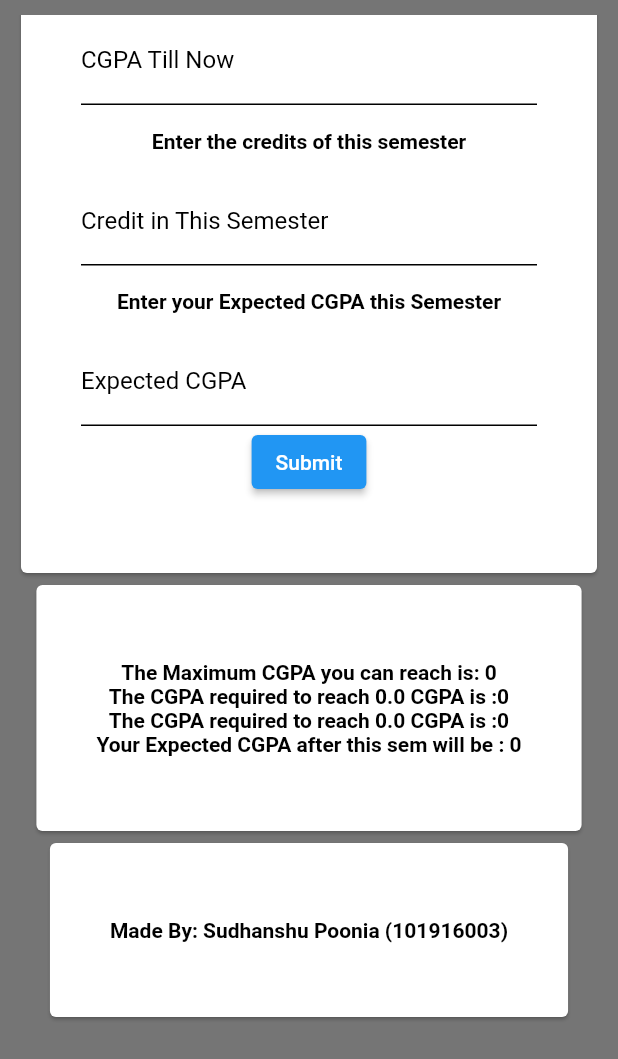
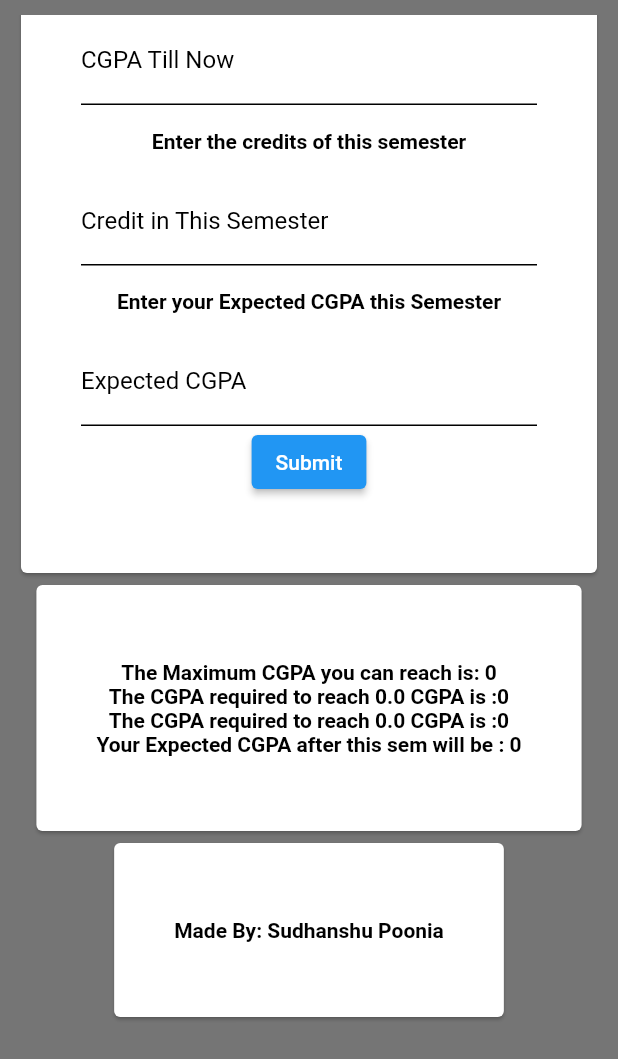
Before and after one commit to sudhnsh/CgpaPredictor, a Flutter app: the screen it shows after launch, scrolled down 340 dp, on a phone screen of 412 x 824 dp. Shown: the top 1059 px of the screen. Run offline on Flutter 3.47's test engine with Material 2 defaults, Android fonts, the phone set to English and light mode, and no system bars.

Commit message:
Add Something

```diff
--- a/lib/main.dart
+++ b/lib/main.dart
@@ -265,7 +265,7 @@ class _MyHomePageState extends State<MyHomePage> {
                       children: <Widget>[
                         RichText(
                           text: TextSpan(
-                            text: 'Made By: Sudhanshu Poonia (101916003)',
+                            text: 'Made By: Sudhanshu Poonia',
                             style: const TextStyle(
                                 fontWeight: FontWeight.bold,
                                 color: Colors.black),
```
